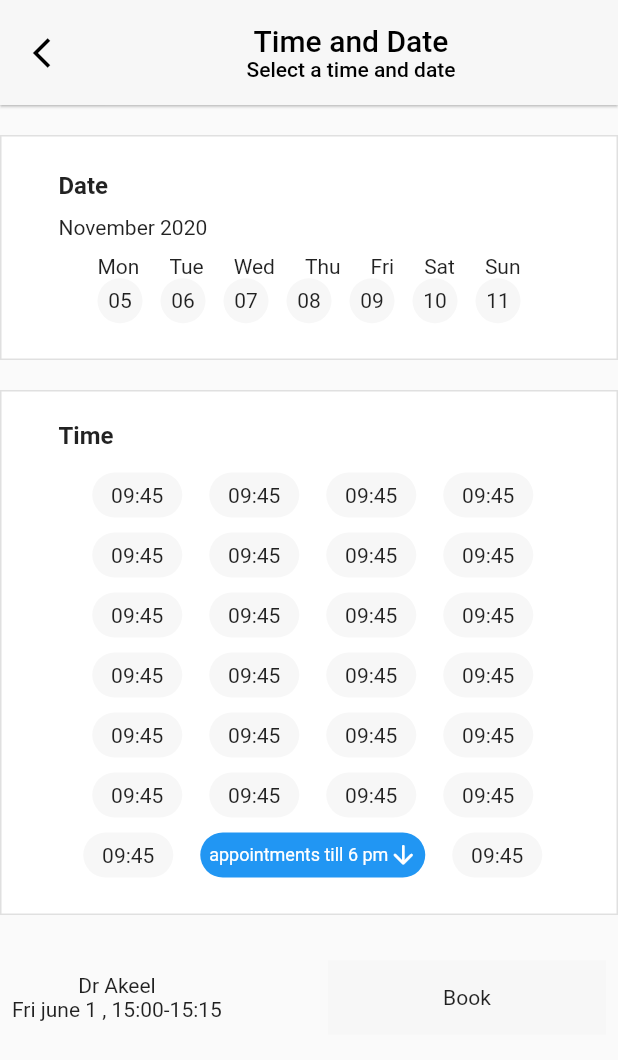
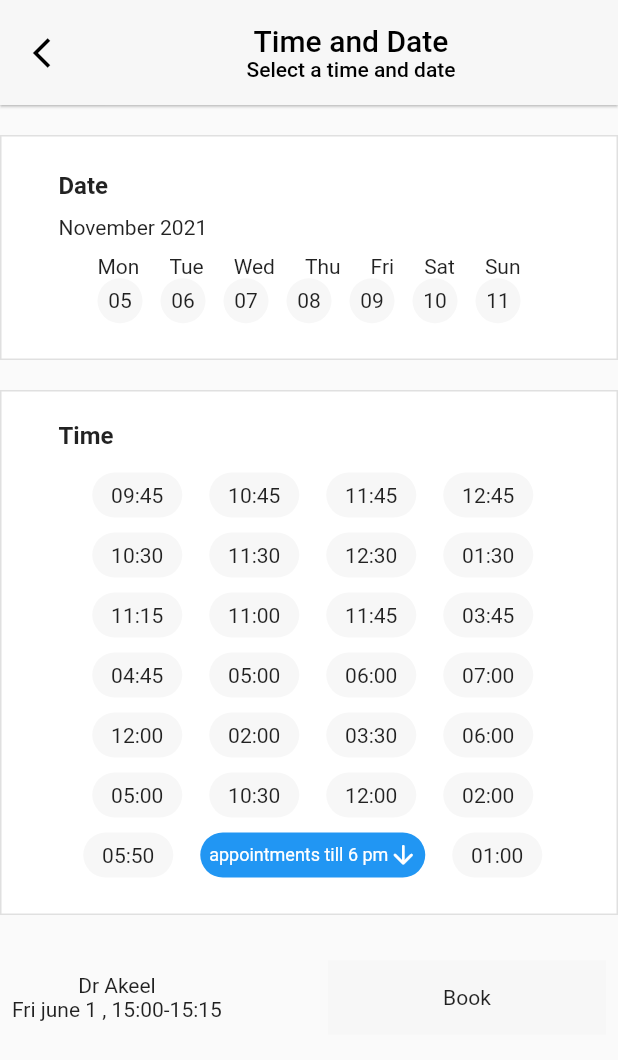
Before and after one commit to saadkhawar289/Health4U, a Flutter app: the Resolution screen opened by its route, on a phone screen of 412 x 824 dp. Shown: the top 1060 px of the screen. Run offline on Flutter 3.47's test engine with Material 2 defaults, Android fonts, the phone set to English and light mode, and no system bars; our stand-ins replace barcode_widget, cloud_firestore, date_format, device_preview, dots_indicator, firebase_auth and 7 more; missing offline and left inert: dart:ffi, flutter_barcode_scanner; accounts and stored records are empty.

Commit message:
date and time change ki hy ur multiply ki hy

```diff
--- a/healthy/lib/ImagePicker.dart
+++ b/healthy/lib/ImagePicker.dart
@@ -1,9 +1,8 @@
 import 'dart:io';
 
+import 'package:firebase_storage/firebase_storage.dart';
 import 'package:flutter/material.dart';
 import 'package:image_picker/image_picker.dart';
-import 'package:firebase_storage/firebase_storage.dart';
-
 
 class ImageInput extends StatefulWidget {
   @override
@@ -18,7 +17,7 @@ class _ImageInputState extends State<ImageInput> {
 
   void _getImage(BuildContext context, ImageSource source) async {
     File _imageFile1;
-    final _storage=FirebaseStorage.instance;
+    final _storage = FirebaseStorage.instance;
 
     // ignore: deprecated_member_use
     ImagePicker pik = ImagePicker();
--- a/healthy/lib/SelectProduct.dart
+++ b/healthy/lib/SelectProduct.dart
@@ -209,7 +209,7 @@ class CheckOutCartTile extends StatelessWidget {
     return Column(
       children: [
         ListTile(
-          leading: Image.network(productValues['image']),
+          leading: Image.network('https://thumbs.dreamstime.com/b/swiss-cheese-holes-18911609.jpg'),
           title: Text(productValues['name'],
               style: TextStyle(fontSize: 17, fontWeight: FontWeight.w400)),
           subtitle: Column(
--- a/healthy/lib/TimeDateReservation.dart
+++ b/healthy/lib/TimeDateReservation.dart
@@ -79,7 +79,7 @@ class _ResolutionState extends State<Resolution> {
                         child: Row(
                           mainAxisAlignment: MainAxisAlignment.start,
                           children: [
-                            Text("November 2020"),
+                            Text("November 2021"),
                           ],
                         ),
                       ),
@@ -303,7 +303,23 @@ class _ResolutionState extends State<Resolution> {
                                       ? Colors.lightGreen
                                       : Color(0xFFF7F7F7),
                                 ),
-                                child: Center(child: Text("09:45"))),
+                                child: Center(child: Text("10:45"))),
+                            SizedBox(
+                              width: 18,
+                            ),
+                            Container(
+                                height: 30,
+                                width: 60,
+                                decoration: BoxDecoration(
+                                  borderRadius:
+                                      BorderRadius.circular(15), // radius of 10
+                                  // color: const Color(0xFFF7F7F7),
+
+                                  color: isEnable == true
+                                      ? Colors.lightGreen
+                                      : Color(0xFFF7F7F7),
+                                ),
+                                child: Center(child: Text("11:45"))),
                             SizedBox(
                               width: 18,
                             ),
@@ -315,19 +331,7 @@ class _ResolutionState extends State<Resolution> {
                                       BorderRadius.circular(15), // radius of 10
                                   color: const Color(0xFFF7F7F7),
                                 ),
-                                child: Center(child: Text("09:45"))),
-                            SizedBox(
-                              width: 18,
-                            ),
-                            Container(
-                                height: 30,
-                                width: 60,
-                                decoration: BoxDecoration(
-                                  borderRadius:
-                                      BorderRadius.circular(15), // radius of 10
-                                  color: const Color(0xFFF7F7F7),
-                                ),
-                                child: Center(child: Text("09:45"))),
+                                child: Center(child: Text("12:45"))),
                           ],
                         ),
                       ),
@@ -351,7 +355,7 @@ class _ResolutionState extends State<Resolution> {
                                     color: const Color(0xFFF7F7F7),
                                     // green as background color
                                   ),
-                                  child: Center(child: Text("09:45"))),
+                                  child: Center(child: Text("10:30"))),
                             ),
                             SizedBox(
                               width: 18,
@@ -364,7 +368,7 @@ class _ResolutionState extends State<Resolution> {
                                       BorderRadius.circular(15), // radius of 10
                                   color: const Color(0xFFF7F7F7),
                                 ),
-                                child: Center(child: Text("09:45"))),
+                                child: Center(child: Text("11:30"))),
                             SizedBox(
                               width: 18,
                             ),
@@ -374,9 +378,12 @@ class _ResolutionState extends State<Resolution> {
                                 decoration: BoxDecoration(
                                   borderRadius:
                                       BorderRadius.circular(15), // radius of 10
-                                  color: const Color(0xFFF7F7F7),
+                                  // color: const Color(0xFFF7F7F7),
+                                  color: Enable == true
+                                      ? Colors.lightGreen
+                                      : Color(0xFFF7F7F7),
                                 ),
-                                child: Center(child: Text("09:45"))),
+                                child: Center(child: Text("12:30"))),
                             SizedBox(
                               width: 18,
                             ),
@@ -391,7 +398,7 @@ class _ResolutionState extends State<Resolution> {
                                       ? Colors.lightGreen
                                       : Color(0xFFF7F7F7),
                                 ),
-                                child: Center(child: Text("09:45"))),
+                                child: Center(child: Text("01:30"))),
                           ],
                         ),
                       ),
@@ -415,8 +422,23 @@ class _ResolutionState extends State<Resolution> {
                                     color: const Color(0xFFF7F7F7),
                                     // green as background color
                                   ),
-                                  child: Center(child: Text("09:45"))),
+                                  child: Center(child: Text("11:15"))),
                             ),
+                            SizedBox(
+                              width: 18,
+                            ),
+                            Container(
+                                height: 30,
+                                width: 60,
+                                decoration: BoxDecoration(
+                                  borderRadius:
+                                      BorderRadius.circular(15), // radius of 10
+                                  //color: const Color(0xFFF7F7F7),
+                                  color: Enable == true
+                                      ? Colors.lightGreen
+                                      : Color(0xFFF7F7F7),
+                                ),
+                                child: Center(child: Text("11:00"))),
                             SizedBox(
                               width: 18,
                             ),
@@ -428,7 +450,7 @@ class _ResolutionState extends State<Resolution> {
                                       BorderRadius.circular(15), // radius of 10
                                   color: const Color(0xFFF7F7F7),
                                 ),
-                                child: Center(child: Text("09:45"))),
+                                child: Center(child: Text("11:45"))),
                             SizedBox(
                               width: 18,
                             ),
@@ -440,19 +462,7 @@ class _ResolutionState extends State<Resolution> {
                                       BorderRadius.circular(15), // radius of 10
                                   color: const Color(0xFFF7F7F7),
                                 ),
-                                child: Center(child: Text("09:45"))),
-                            SizedBox(
-                              width: 18,
-                            ),
-                            Container(
-                                height: 30,
-                                width: 60,
-                                decoration: BoxDecoration(
-                                  borderRadius:
-                                      BorderRadius.circular(15), // radius of 10
-                                  color: const Color(0xFFF7F7F7),
-                                ),
-                                child: Center(child: Text("09:45"))),
+                                child: Center(child: Text("03:45"))),
                           ],
                         ),
                       ),
@@ -476,7 +486,7 @@ class _ResolutionState extends State<Resolution> {
                                     color: const Color(0xFFF7F7F7),
                                     // green as background color
                                   ),
-                                  child: Center(child: Text("09:45"))),
+                                  child: Center(child: Text("04:45"))),
                             ),
                             SizedBox(
                               width: 18,
@@ -489,7 +499,7 @@ class _ResolutionState extends State<Resolution> {
                                       BorderRadius.circular(15), // radius of 10
                                   color: const Color(0xFFF7F7F7),
                                 ),
-                                child: Center(child: Text("09:45"))),
+                                child: Center(child: Text("05:00"))),
                             SizedBox(
                               width: 18,
                             ),
@@ -501,7 +511,7 @@ class _ResolutionState extends State<Resolution> {
                                       BorderRadius.circular(15), // radius of 10
                                   color: const Color(0xFFF7F7F7),
                                 ),
-                                child: Center(child: Text("09:45"))),
+                                child: Center(child: Text("06:00"))),
                             SizedBox(
                               width: 18,
                             ),
@@ -513,7 +523,75 @@ class _ResolutionState extends State<Resolution> {
                                       BorderRadius.circular(15), // radius of 10
                                   color: const Color(0xFFF7F7F7),
                                 ),
-                                child: Center(child: Text("09:45"))),
+                                child: Center(child: Text("07:00"))),
+                          ],
+                        ),
+                      ),
+                      SizedBox(
+                        height: 10,
+                      ),
+                      SingleChildScrollView(
+                        scrollDirection: Axis.horizontal,
+                        child: Row(
+                          children: [
+                            Padding(
+                              padding: const EdgeInsets.only(
+                                left: 5.0,
+                              ),
+                              child: Container(
+                                  height: 30,
+                                  width: 60,
+                                  decoration: BoxDecoration(
+                                    borderRadius: BorderRadius.circular(
+                                        15), // radius of 10
+                                    //color: const Color(0xFFF7F7F7),
+                                    color: isable == true
+                                        ? Colors.lightGreen
+                                        : Color(0xFFF7F7F7),
+                                    // green as background color
+                                  ),
+                                  child: Center(child: Text("12:00"))),
+                            ),
+                            SizedBox(
+                              width: 18,
+                            ),
+                            Container(
+                                height: 30,
+                                width: 60,
+                                decoration: BoxDecoration(
+                                  borderRadius:
+                                      BorderRadius.circular(15), // radius of 10
+                                  color: const Color(0xFFF7F7F7),
+                                ),
+                                child: Center(child: Text("02:00"))),
+                            SizedBox(
+                              width: 18,
+                            ),
+                            Container(
+                                height: 30,
+                                width: 60,
+                                decoration: BoxDecoration(
+                                  borderRadius:
+                                      BorderRadius.circular(15), // radius of 10
+                                  color: const Color(0xFFF7F7F7),
+                                ),
+                                child: Center(child: Text("03:30"))),
+                            SizedBox(
+                              width: 18,
+                            ),
+                            Container(
+                                height: 30,
+                                width: 60,
+                                decoration: BoxDecoration(
+                                  borderRadius:
+                                      BorderRadius.circular(15), // radius of 10
+                                  //  color: const Color(0xFFF7F7F7),
+
+                                  color: Enable == true
+                                      ? Colors.lightGreen
+                                      : Color(0xFFF7F7F7),
+                                ),
+                                child: Center(child: Text("06:00"))),
                           ],
                         ),
                       ),
@@ -537,8 +615,23 @@ class _ResolutionState extends State<Resolution> {
                                     color: const Color(0xFFF7F7F7),
                                     // green as background color
                                   ),
-                                  child: Center(child: Text("09:45"))),
+                                  child: Center(child: Text("05:00"))),
                             ),
+                            SizedBox(
+                              width: 18,
+                            ),
+                            Container(
+                                height: 30,
+                                width: 60,
+                                decoration: BoxDecoration(
+                                  borderRadius:
+                                      BorderRadius.circular(15), // radius of 10
+                                  //color: const Color(0xFFF7F7F7),
+                                  color: isable == true
+                                      ? Colors.lightGreen
+                                      : Color(0xFFF7F7F7),
+                                ),
+                                child: Center(child: Text("10:30"))),
                             SizedBox(
                               width: 18,
                             ),
@@ -550,7 +643,7 @@ class _ResolutionState extends State<Resolution> {
                                       BorderRadius.circular(15), // radius of 10
                                   color: const Color(0xFFF7F7F7),
                                 ),
-                                child: Center(child: Text("09:45"))),
+                                child: Center(child: Text("12:00"))),
                             SizedBox(
                               width: 18,
                             ),
@@ -562,19 +655,7 @@ class _ResolutionState extends State<Resolution> {
                                       BorderRadius.circular(15), // radius of 10
                                   color: const Color(0xFFF7F7F7),
                                 ),
-                                child: Center(child: Text("09:45"))),
-                            SizedBox(
-                              width: 18,
-                            ),
-                            Container(
-                                height: 30,
-                                width: 60,
-                                decoration: BoxDecoration(
-                                  borderRadius:
-                                      BorderRadius.circular(15), // radius of 10
-                                  color: const Color(0xFFF7F7F7),
-                                ),
-                                child: Center(child: Text("09:45"))),
+                                child: Center(child: Text("02:00"))),
                           ],
                         ),
                       ),
@@ -598,68 +679,7 @@ class _ResolutionState extends State<Resolution> {
                                     color: const Color(0xFFF7F7F7),
                                     // green as background color
                                   ),
-                                  child: Center(child: Text("09:45"))),
-                            ),
-                            SizedBox(
-                              width: 18,
-                            ),
-                            Container(
-                                height: 30,
-                                width: 60,
-                                decoration: BoxDecoration(
-                                  borderRadius:
-                                      BorderRadius.circular(15), // radius of 10
-                                  color: const Color(0xFFF7F7F7),
-                                ),
-                                child: Center(child: Text("09:45"))),
-                            SizedBox(
-                              width: 18,
-                            ),
-                            Container(
-                                height: 30,
-                                width: 60,
-                                decoration: BoxDecoration(
-                                  borderRadius:
-                                      BorderRadius.circular(15), // radius of 10
-                                  color: const Color(0xFFF7F7F7),
-                                ),
-                                child: Center(child: Text("09:45"))),
-                            SizedBox(
-                              width: 18,
-                            ),
-                            Container(
-                                height: 30,
-                                width: 60,
-                                decoration: BoxDecoration(
-                                  borderRadius:
-                                      BorderRadius.circular(15), // radius of 10
-                                  color: const Color(0xFFF7F7F7),
-                                ),
-                                child: Center(child: Text("09:45"))),
-                          ],
-                        ),
-                      ),
-                      SizedBox(
-                        height: 10,
-                      ),
-                      SingleChildScrollView(
-                        scrollDirection: Axis.horizontal,
-                        child: Row(
-                          children: [
-                            Padding(
-                              padding: const EdgeInsets.only(
-                                left: 5.0,
-                              ),
-                              child: Container(
-                                  height: 30,
-                                  width: 60,
-                                  decoration: BoxDecoration(
-                                    borderRadius: BorderRadius.circular(
-                                        15), // radius of 10
-                                    color: const Color(0xFFF7F7F7),
-                                    // green as background color
-                                  ),
-                                  child: Center(child: Text("09:45"))),
+                                  child: Center(child: Text("05:50"))),
                             ),
                             SizedBox(
                               width: 18,
@@ -696,9 +716,12 @@ class _ResolutionState extends State<Resolution> {
                                 decoration: BoxDecoration(
                                   borderRadius:
                                       BorderRadius.circular(15), // radius of 10
-                                  color: const Color(0xFFF7F7F7),
+                                  //  color: const Color(0xFFF7F7F7),
+                                  color: isEnable == true
+                                      ? Colors.lightGreen
+                                      : Color(0xFFF7F7F7),
                                 ),
-                                child: Center(child: Text("09:45"))),
+                                child: Center(child: Text("01:00"))),
                           ],
                         ),
                       ),
```
